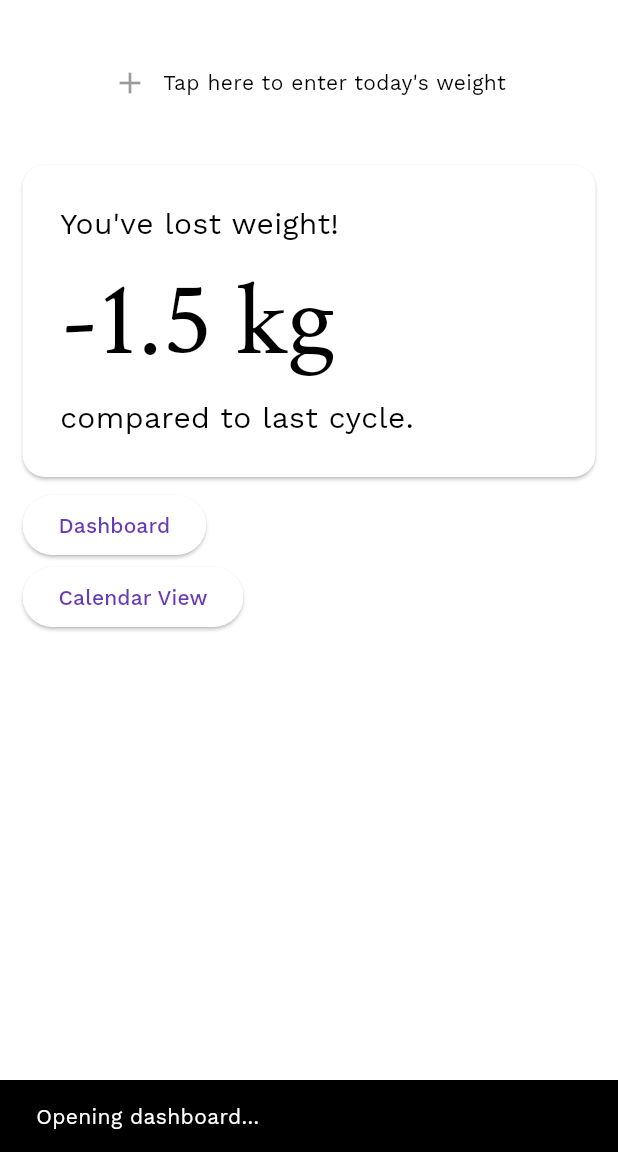
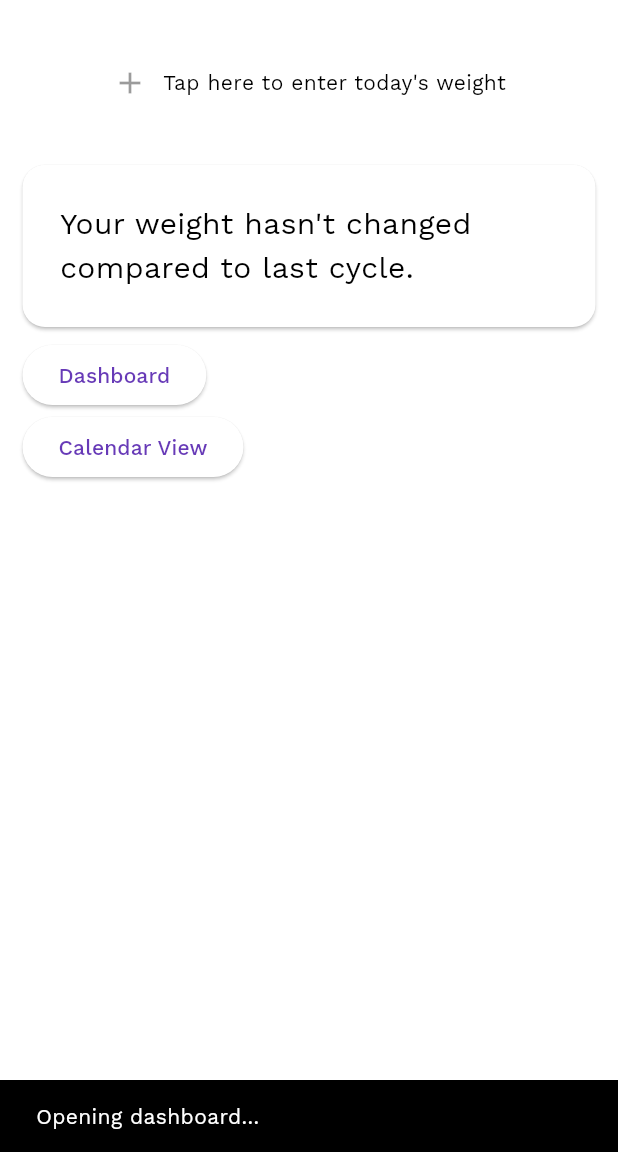
Before and after one commit to JupiterPi/cyclone, a Flutter app: the screen it shows after launch, after a tap on "Dashboard", on a phone screen of 412 x 824 dp, the part 84-1236 px from its top. Run offline on Flutter 3.47's test engine with Material 2 defaults, Android fonts, the phone set to English and light mode, and no system bars; our stand-ins replace go_router, google_fonts; missing offline and left inert: emojis.

Commit message:
minimal state management

```diff
--- a/lib/main.dart
+++ b/lib/main.dart
@@ -1,6 +1,14 @@
+import 'package:cyclone/state.dart';
 import 'package:flutter/material.dart';
+import 'package:provider/provider.dart';
+
 import 'ui/ui-main.dart';
 
 void main() {
-  runApp(const CycloneApp());
+  runApp(
+    ChangeNotifierProvider(
+      create: (context) => AppState(),
+      child: const CycloneApp(),
+    )
+  );
 }
--- /dev/null
+++ b/lib/state.dart
@@ -0,0 +1,34 @@
+import 'package:flutter/material.dart';
+
+class AppState extends ChangeNotifier {
+  // state
+
+  double get _startWeight => 77.0;
+  double _absoluteWeight = 77.0;
+
+  bool _weightSetToday = false;
+
+  // state read
+
+  double get absoluteWeight => _absoluteWeight;
+  double get relativeWeight => _absoluteWeight - _startWeight;
+
+  bool get weightSetToday => _weightSetToday;
+
+  // state write
+
+  void setWeight(double weight) {
+    _absoluteWeight = weight.toPrecision(1);
+    _weightSetToday = true;
+    notifyListeners();
+  }
+
+  void resetWeightSetToday() {
+    _weightSetToday = false;
+    notifyListeners();
+  }
+}
+
+extension Round on double {
+  double toPrecision(int n) => double.parse(toStringAsFixed(n));
+}
--- a/lib/ui/home.dart
+++ b/lib/ui/home.dart
@@ -1,7 +1,8 @@
+import 'package:cyclone/state.dart';
 import 'package:cyclone/ui/enter_weight.dart';
 import 'package:flutter/material.dart';
-import 'package:go_router/go_router.dart';
 import 'package:google_fonts/google_fonts.dart';
+import 'package:provider/provider.dart';
 
 class HomePage extends StatelessWidget {
   const HomePage({super.key});
@@ -10,10 +11,13 @@ class HomePage extends StatelessWidget {
   Widget build(BuildContext context) {
     return Padding(
       padding: const EdgeInsets.all(15),
-      child: Column(
+      child: Consumer<AppState>(
+        builder: (context, state, child) => Column(
           crossAxisAlignment: CrossAxisAlignment.start,
           children: [
-          Container(
+            if (!state.weightSetToday) Padding(
+              padding: const EdgeInsets.only(bottom: 15),
+              child: Container(
                 margin: EdgeInsets.zero,
                 width: double.infinity,
                 height: 80,
@@ -24,7 +28,8 @@ class HomePage extends StatelessWidget {
                 ),
                 child: InkWell(
                   onTap: () {
-                showDialog(context: context, builder: (context) => const EnterWeightDialog());
+                    var weight = Provider.of<AppState>(context, listen: false).absoluteWeight;
+                    showDialog(context: context, builder: (context) => EnterWeightDialog(initialWeight: weight,));
                   },
                   borderRadius: BorderRadius.circular(15),
                   child: Row(
@@ -37,7 +42,7 @@ class HomePage extends StatelessWidget {
                   ),
                 ),
               ),
-          const SizedBox(height: 15),
+            ),
             SizedBox(
               width: double.infinity,
               child: Card(
@@ -51,15 +56,17 @@ class HomePage extends StatelessWidget {
                     borderRadius: BorderRadius.circular(15),
                     child: Padding(
                       padding: const EdgeInsets.all(25),
-                    child: Column(
+                      child: Consumer<AppState>(
+                          builder: (context, state, child) {
+                            return Column(
                               crossAxisAlignment: CrossAxisAlignment.start,
                               children: [
-                        const Text(
-                          "You've lost weight!",
-                          style: TextStyle(fontSize: 20),
+                                Text(
+                                  (state.relativeWeight > 0 ? "You've gained weight:" : (state.relativeWeight < 0 ? "You've lost weight!" : "Your weight hasn't changed")),
+                                  style: const TextStyle(fontSize: 20),
                                 ),
-                        Text(
-                          "-1.5 kg",
+                                if (state.relativeWeight != 0) Text(
+                                  "${state.relativeWeight > 0 ? "+" : "-"} ${state.relativeWeight.abs().toStringAsFixed(1)} kg",
                                   style: GoogleFonts.crimsonText(fontSize: 70),
                                 ),
                                 const Text(
@@ -67,6 +74,8 @@ class HomePage extends StatelessWidget {
                                   style: TextStyle(fontSize: 20),
                                 )
                               ],
+                            );
+                          }
                       ),
                     ),
                   )
@@ -85,7 +94,14 @@ class HomePage extends StatelessWidget {
               },
               child: const Text("Calendar View"),
             ),
+            if (state.weightSetToday) ElevatedButton(
+              onPressed: () {
+                Provider.of<AppState>(context, listen: false).resetWeightSetToday();
+              },
+              child: const Text("(reset button)"),
+            ),
           ],
+        ),
       ),
     );
   }
--- a/pubspec.yaml
+++ b/pubspec.yaml
@@ -38,6 +38,7 @@ dependencies:
   google_fonts: ^4.0.3
   go_router: ^6.5.2
   emojis: ^0.9.9
+  provider: ^6.0.5
 
 dev_dependencies:
   flutter_test:
```
Also changed, not shown: lib/ui/enter_weight.dart (+13 -7 lines), pubspec.lock. Lines whose indentation alone changed are shown as unchanged.
